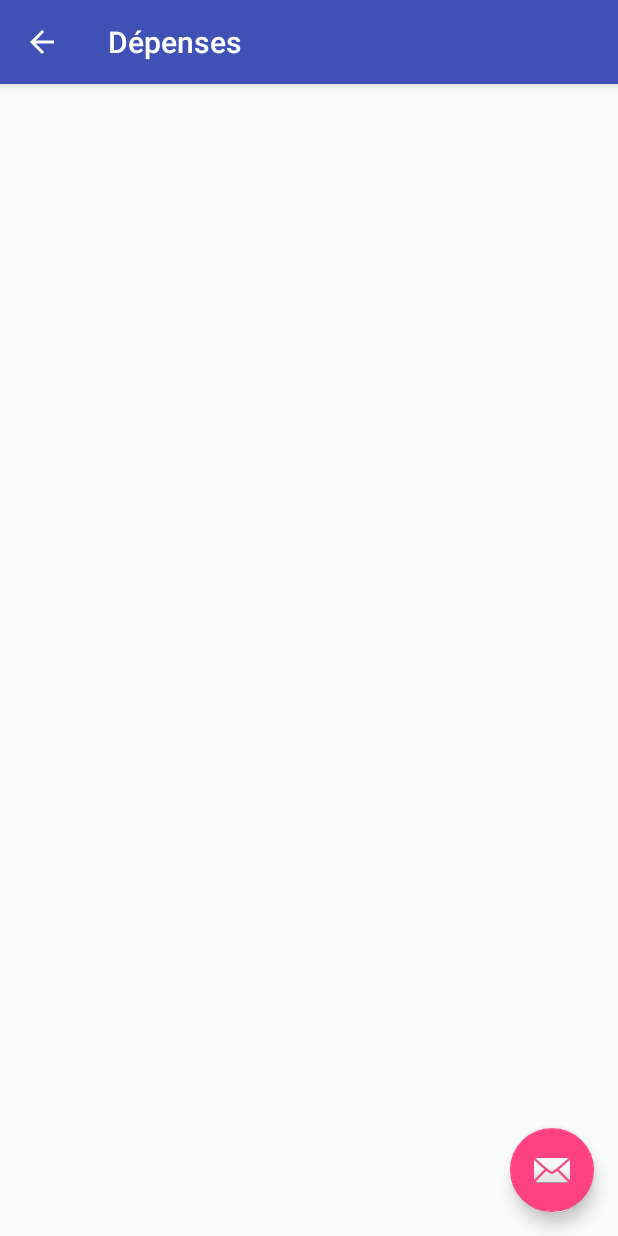
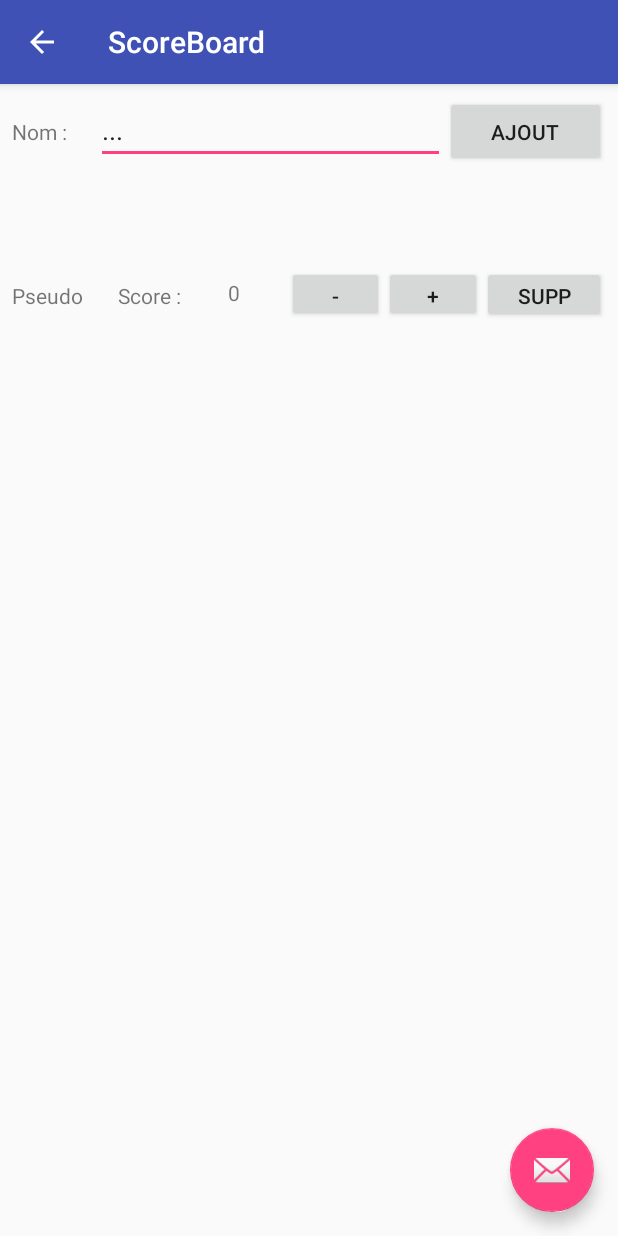
Before and after one commit to GaultierJousselin/Roomies, an Android app: the Activity4 screen opened directly, with no data from a screen before it, on a phone screen of 412 x 824 dp. Run offline under Robolectric (Android 15) with nearby library versions, the phone set to English and light mode, and no system bars.

Commit message:
Petite update présentation

```diff
--- a/Colocapp/app/build.gradle
+++ b/Colocapp/app/build.gradle
@@ -2,7 +2,6 @@ apply plugin: 'com.android.application'
 
 android {
     compileSdkVersion 25
-    buildToolsVersion "25.0.2"
     defaultConfig {
         applicationId "com.example.leale.colocapp"
         minSdkVersion 15
--- a/Colocapp/app/src/main/AndroidManifest.xml
+++ b/Colocapp/app/src/main/AndroidManifest.xml
@@ -36,7 +36,7 @@
         </activity>
         <activity
             android:name=".Activity4"
-            android:label="@string/title_activity_4"
+            android:label="@string/title_activity_5"
             android:parentActivityName=".MainActivity"
             android:theme="@style/AppTheme.NoActionBar">
             <meta-data
@@ -45,7 +45,7 @@
         </activity>
         <activity
             android:name=".Activity5"
-            android:label="@string/title_activity_5"
+            android:label="@string/title_activity_4"
             android:parentActivityName=".MainActivity"
             android:theme="@style/AppTheme.NoActionBar">
             <meta-data
--- a/Colocapp/app/src/main/java/com/example/leale/colocapp/Activity4.java
+++ b/Colocapp/app/src/main/java/com/example/leale/colocapp/Activity4.java
@@ -1,16 +1,51 @@
+
 package com.example.leale.colocapp;
 
 import android.os.Bundle;
+import android.provider.ContactsContract;
 import android.support.design.widget.FloatingActionButton;
 import android.support.design.widget.Snackbar;
 import android.support.v7.app.AppCompatActivity;
 import android.support.v7.widget.Toolbar;
 import android.view.View;
+import android.widget.Button;
+import android.widget.EditText;
+import android.widget.TextView;
+import java.util.*;
 
 public class Activity4 extends AppCompatActivity {
 
+/*
+    public class DataPerson {
+        String m_name;
+        int m_ID_name_text;
+        int m_ID_button_minus;
+        int m_ID_button_plus;
+        int m_ID_button_delete;
+        int m_ID_button_points;
+        int m_points;
+        Boolean m_inuse;
+        public DataPerson(String pname, int ptext, int pminus, int pplus, int pdelete, int pbpoints)
+        {
+            m_name = pname;
+            m_ID_name_text = ptext;
+            m_ID_button_points = pbpoints;
+            m_ID_button_minus = pminus;
+            m_ID_button_plus = pplus;
+            m_ID_button_delete = pdelete;
+            m_points = 0;
+            m_inuse = false;
+        }
+    }
+    Vector <DataPerson> v_Person;
+    public void initialize(){
+        v_Person.add(new DataPerson("Quentin", R.id.textView1_name, R.id.button1_minus, R.id.button1_plus, R.id.button1_delete, R.id.textView1_points));
+    }
+*/
+
     @Override
     protected void onCreate(Bundle savedInstanceState) {
+
         super.onCreate(savedInstanceState);
         setContentView(R.layout.activity_4);
         Toolbar toolbar = (Toolbar) findViewById(R.id.toolbar);
@@ -24,7 +59,69 @@ public class Activity4 extends AppCompatActivity {
                         .setAction("Action", null).show();
             }
         });
+
+        String m_name = "Quentin";
+        final TextView m_ID_name_text = (TextView) findViewById(R.id.textView1_name);
+        Button addPoint = (Button) findViewById(R.id.button1_plus);
+        Button supPoint = (Button) findViewById(R.id.button1_minus);
+        Button delPerso = (Button) findViewById(R.id.button1_delete);
+        int m_ID_button_plus =  R.id.button1_plus;
+        int m_ID_button_delete = R.id.button1_delete;
+        final int m_ID_button_points = R.id.textView1_points;
+        final int[] m_points = {0};
+        final Boolean[] m_inuse = {false};
+
+        final EditText entry = (EditText) findViewById(R.id.editText);
+
+        final TextView disp_point = (TextView) findViewById(R.id.textView1_points);
+        disp_point.setText("0");
+
+
+
+        Button b = (Button) findViewById(R.id.button8);
+
+        b.setOnClickListener(new View.OnClickListener() {
+            @Override
+            public void onClick(View v) {
+                m_ID_name_text.setText(entry.getText());
+                m_inuse[0] = true;
+            }
+        });
+
+        addPoint.setOnClickListener(new View.OnClickListener() {
+            @Override
+            public void onClick(View v) {
+                if(m_inuse[0]) {
+                    m_points[0] = m_points[0] + 1;
+                    String s_point = Integer.toString(m_points[0]);
+                    disp_point.setText(s_point);
+                }
+            }
+        });
+        supPoint.setOnClickListener(new View.OnClickListener() {
+            @Override
+            public void onClick(View v) {
+                if(m_inuse[0]) {
+                    m_points[0] = m_points[0] - 1;
+                    String s_point = Integer.toString(m_points[0]);
+                    disp_point.setText(s_point);
+                }
+            }
+        });
+
+        delPerso.setOnClickListener(new View.OnClickListener() {
+            @Override
+            public void onClick(View v) {
+                m_points[0] = 0;
+                String s_point = Integer.toString(m_points[0]);
+                disp_point.setText(s_point);
+                m_ID_name_text.setText("Pseudo");
+                m_inuse[0] = false;
+            }
+        });
+
+
+
         getSupportActionBar().setDisplayHomeAsUpEnabled(true);
     }
-
 }
--- a/Colocapp/app/src/main/res/layout/activity_main.xml
+++ b/Colocapp/app/src/main/res/layout/activity_main.xml
@@ -20,50 +20,33 @@
         app:layout_constraintHorizontal_bias="0.522" />
 
     <TextView
+        android:id="@+id/textView2"
         android:layout_width="290dp"
         android:layout_height="34dp"
+        android:gravity='center'
         android:text="@string/text_welcome"
-        android:gravity='center'
         app:layout_constraintBottom_toBottomOf="parent"
         app:layout_constraintLeft_toLeftOf="parent"
         app:layout_constraintRight_toRightOf="parent"
         app:layout_constraintTop_toTopOf="parent"
-        app:layout_constraintVertical_bias="0.333"
-        android:id="@+id/textView2" />
-
-    <Button
-        android:id="@+id/button"
-        android:layout_width="wrap_content"
-        android:layout_height="wrap_content"
-        android:text="ScoreBoard"
-        android:onClick="scoreboard"
-        app:layout_constraintTop_toTopOf="parent"
-        android:layout_marginTop="8dp"
-        app:layout_constraintBottom_toBottomOf="parent"
-        android:layout_marginBottom="8dp"
-        android:layout_marginRight="8dp"
-        app:layout_constraintRight_toRightOf="parent"
-        android:layout_marginLeft="8dp"
-        app:layout_constraintLeft_toLeftOf="parent"
-        app:layout_constraintHorizontal_bias="0.883"
-        app:layout_constraintVertical_bias="0.498" />
+        app:layout_constraintVertical_bias="0.257" />
 
     <Button
         android:id="@+id/button2"
         android:layout_width="wrap_content"
         android:layout_height="wrap_content"
+        android:layout_marginBottom="8dp"
+        android:layout_marginLeft="8dp"
+        android:layout_marginRight="8dp"
+        android:layout_marginTop="8dp"
+        android:onClick="planning"
         android:text="Planning"
-        android:onClick="planning"
+        app:layout_constraintBottom_toBottomOf="parent"
+        app:layout_constraintHorizontal_bias="0.501"
+        app:layout_constraintLeft_toLeftOf="parent"
+        app:layout_constraintRight_toRightOf="parent"
         app:layout_constraintTop_toTopOf="parent"
-        android:layout_marginTop="8dp"
-        app:layout_constraintBottom_toBottomOf="parent"
-        android:layout_marginBottom="8dp"
-        android:layout_marginRight="8dp"
-        app:layout_constraintRight_toRightOf="parent"
-        android:layout_marginLeft="8dp"
-        app:layout_constraintLeft_toLeftOf="parent"
-        app:layout_constraintHorizontal_bias="0.219"
-        app:layout_constraintVertical_bias="0.498" />
+        app:layout_constraintVertical_bias="0.456" />
 
     <Button
         android:id="@+id/button3"
@@ -73,14 +56,14 @@
         android:layout_marginLeft="8dp"
         android:layout_marginRight="8dp"
         android:layout_marginTop="8dp"
+        android:onClick="liste_course"
         android:text="Liste des courses"
-        android:onClick="liste_course"
         app:layout_constraintBottom_toBottomOf="parent"
-        app:layout_constraintHorizontal_bias="0.126"
+        app:layout_constraintHorizontal_bias="0.502"
         app:layout_constraintLeft_toLeftOf="parent"
         app:layout_constraintRight_toRightOf="parent"
         app:layout_constraintTop_toTopOf="parent"
-        app:layout_constraintVertical_bias="0.697" />
+        app:layout_constraintVertical_bias="0.72" />
 
     <Button
         android:id="@+id/button4"
@@ -90,14 +73,14 @@
         android:layout_marginLeft="8dp"
         android:layout_marginRight="8dp"
         android:layout_marginTop="8dp"
-        android:text="Dépenses"
         android:onClick="money"
+        android:text="ScoreBoard"
         app:layout_constraintBottom_toBottomOf="parent"
-        app:layout_constraintHorizontal_bias="0.864"
+        app:layout_constraintHorizontal_bias="0.502"
         app:layout_constraintLeft_toLeftOf="parent"
         app:layout_constraintRight_toRightOf="parent"
         app:layout_constraintTop_toTopOf="parent"
-        app:layout_constraintVertical_bias="0.697" />
+        app:layout_constraintVertical_bias="0.59" />
 
     <Button
         android:id="@+id/button5"
--- a/Colocapp/app/src/main/res/layout/content_4.xml
+++ b/Colocapp/app/src/main/res/layout/content_4.xml
@@ -8,4 +8,118 @@
     tools:context="com.example.leale.colocapp.Activity4"
     tools:showIn="@layout/activity_4">
 
+    <LinearLayout
+        android:layout_width="match_parent"
+        android:layout_height="48dp"
+        android:layout_marginBottom="8dp"
+        android:layout_marginEnd="8dp"
+        android:layout_marginLeft="8dp"
+        android:layout_marginRight="8dp"
+        android:layout_marginStart="8dp"
+        android:layout_marginTop="8dp"
+        android:orientation="horizontal"
+        app:layout_constraintBottom_toBottomOf="parent"
+        app:layout_constraintEnd_toEndOf="parent"
+        app:layout_constraintHorizontal_bias="0.0"
+        app:layout_constraintStart_toStartOf="parent"
+        app:layout_constraintTop_toTopOf="parent"
+        app:layout_constraintVertical_bias="0.161">
+
+        <TextView
+            android:id="@+id/textView1_name"
+            android:layout_width="wrap_content"
+            android:layout_height="wrap_content"
+            android:layout_weight="1"
+            android:text="Pseudo" />
+
+        <TextView
+            android:id="@+id/textView1_score"
+            android:layout_width="wrap_content"
+            android:layout_height="wrap_content"
+            android:layout_weight="1"
+            android:text="@string/a5_text_score" />
+
+        <TextView
+            android:id="@+id/textView1_points"
+            android:layout_width="wrap_content"
+            android:layout_height="match_parent"
+            android:layout_marginBottom="8dp"
+            android:layout_marginEnd="8dp"
+            android:layout_marginLeft="8dp"
+            android:layout_marginRight="8dp"
+            android:layout_marginStart="8dp"
+            android:layout_marginTop="8dp"
+            android:layout_weight="1"
+            android:text="TextView"
+            app:layout_constraintBottom_toBottomOf="parent"
+            app:layout_constraintEnd_toEndOf="parent"
+            app:layout_constraintHorizontal_bias="0.343"
+            app:layout_constraintStart_toStartOf="parent"
+            app:layout_constraintTop_toTopOf="parent"
+            app:layout_constraintVertical_bias="0.162" />
+
+        <Button
+            android:id="@+id/button1_minus"
+            android:layout_width="41dp"
+            android:layout_height="37dp"
+            android:layout_weight="1"
+            android:text="@string/a5_button_less_point" />
+
+        <Button
+            android:id="@+id/button1_plus"
+            android:layout_width="42dp"
+            android:layout_height="37dp"
+            android:layout_weight="1"
+            android:text="@string/a5_button_add_point" />
+
+        <Button
+            android:id="@+id/button1_delete"
+            android:layout_width="59dp"
+            android:layout_height="38dp"
+            android:layout_weight="1"
+            android:text="@string/a5_button_less_personnes" />
+    </LinearLayout>
+
+    <LinearLayout
+        android:id="@+id/linearLayout"
+        android:layout_width="match_parent"
+        android:layout_height="47dp"
+        android:layout_marginBottom="8dp"
+        android:layout_marginEnd="8dp"
+        android:layout_marginLeft="8dp"
+        android:layout_marginRight="8dp"
+        android:layout_marginStart="8dp"
+        android:layout_marginTop="8dp"
+        android:orientation="horizontal"
+        app:layout_constraintBottom_toBottomOf="parent"
+        app:layout_constraintEnd_toEndOf="parent"
+        app:layout_constraintHorizontal_bias="1.0"
+        app:layout_constraintStart_toStartOf="parent"
+        app:layout_constraintTop_toTopOf="parent"
+        app:layout_constraintVertical_bias="0.0">
+
+        <TextView
+            android:id="@+id/textView3"
+            android:layout_width="wrap_content"
+            android:layout_height="wrap_content"
+            android:layout_weight="1"
+            android:text="@string/a5_text_name_entry" />
+
+        <EditText
+            android:id="@+id/editText"
+            android:layout_width="wrap_content"
+            android:layout_height="wrap_content"
+            android:layout_weight="1"
+            android:ems="10"
+            android:inputType="textPersonName"
+            android:text="@string/a5_text_edit" />
+
+        <Button
+            android:id="@+id/button8"
+            android:layout_width="wrap_content"
+            android:layout_height="wrap_content"
+            android:layout_weight="1"
+            android:text="@string/a5_button_add_personnes" />
+    </LinearLayout>
+
 </android.support.constraint.ConstraintLayout>
--- a/Colocapp/app/src/main/res/values/strings.xml
+++ b/Colocapp/app/src/main/res/values/strings.xml
@@ -7,7 +7,6 @@
     <string name="title_activity_6">A propos</string>
     <string name="label_welcome">Bienvenue dans Roomies !</string>
     <string name="text_welcome">Cette application vous aidera à vous organiser dans votre colocation.</string>
-    <string name="text_welcome">Cette application vous aidera à vous organiser.</string>
     <string name="a5_button_add_personnes">Ajout</string>
     <string name="a5_button_add_point">+</string>
     <string name="a5_button_less_personnes">Supp</string>
@@ -15,4 +14,6 @@
     <string name="a5_text_name_entry">Nom :</string>
     <string name="a5_text_score">Score :</string>
     <string name="a5_text_edit">...</string>
+    <string name="a5_text_pseudo">Pseudo</string>
+
 </resources>
--- a/Colocapp/build.gradle
+++ b/Colocapp/build.gradle
@@ -6,7 +6,7 @@ buildscript {
         google()
     }
     dependencies {
-        classpath 'com.android.tools.build:gradle:3.1.0'
+        classpath 'com.android.tools.build:gradle:3.1.1'
 
         // NOTE: Do not place your application dependencies here; they belong
         // in the individual module build.gradle files
```
